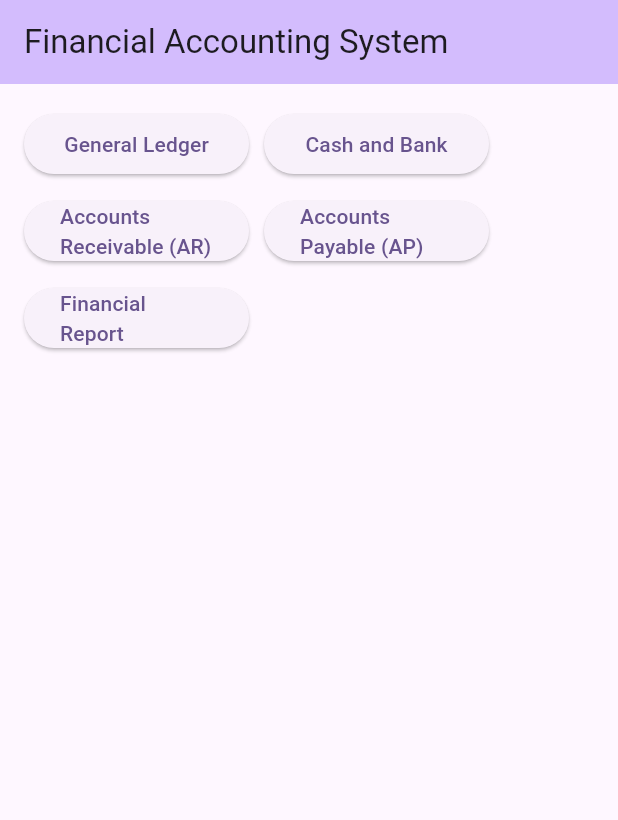
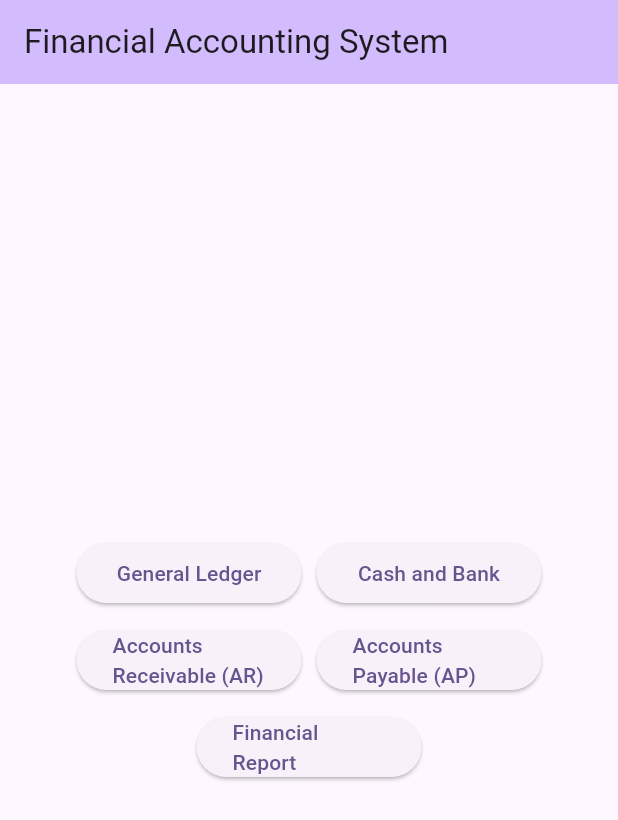
Before and after one commit to fakhriaditya/project_flutter, a Flutter app: the screen it shows after launch, on a phone screen of 412 x 824 dp. Shown: the top 820 px of the screen. Run offline on Flutter 3.47's test engine with Material 3 defaults, Android fonts, the phone set to English and light mode, and no system bars.

Commit message:
button menjadi rata tengah namun tetap berurutan dari kiri ke kanan

```diff
--- a/lib/main.dart
+++ b/lib/main.dart
@@ -36,16 +36,18 @@ class _MyHomePageState extends State<MyHomePage> {
         backgroundColor: Theme.of(context).colorScheme.inversePrimary,
         title: Text(widget.title),
       ),
-      body: Padding(
+      body: Center(
+        child: Padding(
           padding: const EdgeInsets.all(16.0),
           child: Wrap(
+            alignment:
+                WrapAlignment.center, // Pusatkan tombol secara horizontal
             spacing: 10,
             runSpacing: 10,
             children: <Widget>[
               // Tombol General Ledger
-            SizedBox(
-              width: 150,
-              child: ElevatedButton(
+              ElevatedButton(
+                style: ElevatedButton.styleFrom(fixedSize: Size(150, 40)),
                 onPressed: () {
                   Navigator.push(
                     context,
@@ -56,12 +58,10 @@ class _MyHomePageState extends State<MyHomePage> {
                 },
                 child: const Text('General Ledger'),
               ),
-            ),
 
               // Tombol Cash and Bank
-            SizedBox(
-              width: 150,
-              child: ElevatedButton(
+              ElevatedButton(
+                style: ElevatedButton.styleFrom(fixedSize: Size(150, 40)),
                 onPressed: () {
                   Navigator.push(
                     context,
@@ -72,12 +72,10 @@ class _MyHomePageState extends State<MyHomePage> {
                 },
                 child: const Text('Cash and Bank'),
               ),
-            ),
 
               // Tombol Accounts Receivable (AR)
-            SizedBox(
-              width: 150,
-              child: ElevatedButton(
+              ElevatedButton(
+                style: ElevatedButton.styleFrom(fixedSize: Size(150, 40)),
                 onPressed: () {
                   Navigator.push(
                     context,
@@ -86,12 +84,10 @@ class _MyHomePageState extends State<MyHomePage> {
                 },
                 child: const Text('Accounts Receivable (AR)'),
               ),
-            ),
 
               // Tombol Accounts Payable (AP)
-            SizedBox(
-              width: 150,
-              child: ElevatedButton(
+              ElevatedButton(
+                style: ElevatedButton.styleFrom(fixedSize: Size(150, 40)),
                 onPressed: () {
                   Navigator.push(
                     context,
@@ -100,12 +96,10 @@ class _MyHomePageState extends State<MyHomePage> {
                 },
                 child: const Text('Accounts Payable (AP)'),
               ),
-            ),
 
               // Tombol Financial Report
-            SizedBox(
-              width: 150,
-              child: ElevatedButton(
+              ElevatedButton(
+                style: ElevatedButton.styleFrom(fixedSize: Size(150, 40)),
                 onPressed: () {
                   Navigator.push(
                     context,
@@ -116,8 +110,8 @@ class _MyHomePageState extends State<MyHomePage> {
                 },
                 child: const Text('Financial Report'),
               ),
+            ],
           ),
-          ],
         ),
       ),
     );
```
Lines whose indentation alone changed are shown as unchanged.
